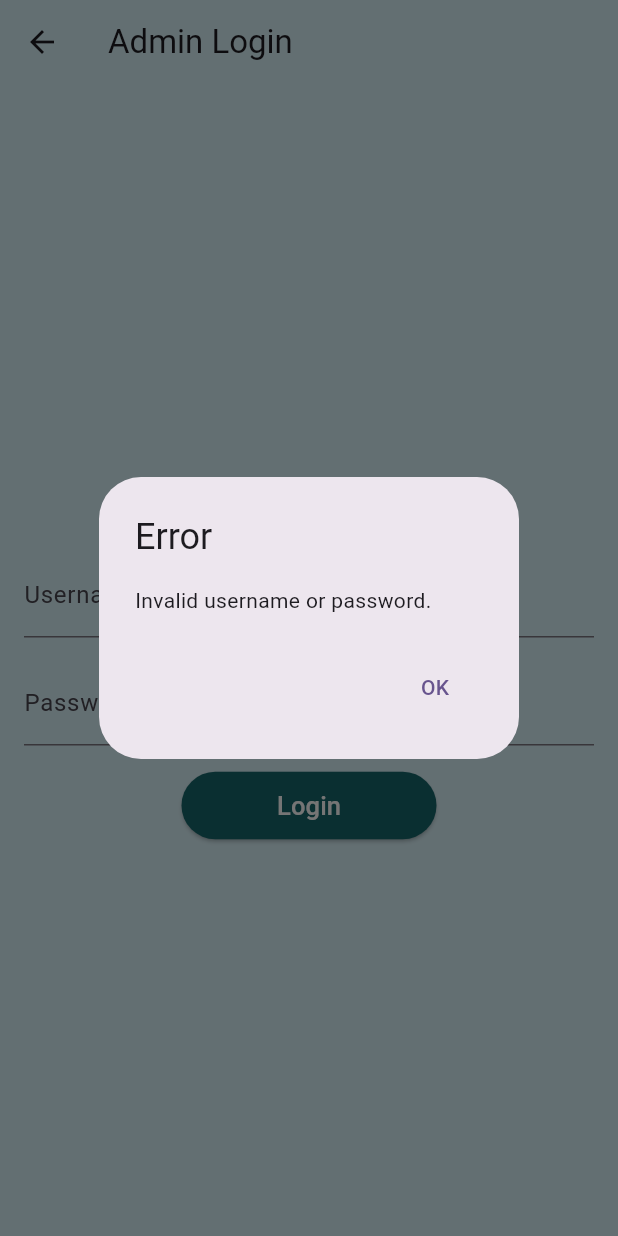
After one commit to sanikaahadap/migraine_review, a Flutter app: the AdminLoginPage screen opened directly, after a tap on "Login", on a phone screen of 412 x 824 dp. The commit adds this screen. Run offline on Flutter 3.47's test engine with Material 3 defaults, Android fonts, the phone set to English and light mode, and no system bars; our stand-ins replace cloud_firestore, file_picker, firebase_auth, firebase_core, firebase_storage, fl_chart and 3 more; accounts and stored records are empty.

Commit message:
admin login

```diff
--- /dev/null
+++ b/lib/admin_login.dart
@@ -0,0 +1,116 @@
+import 'package:flutter/material.dart';
+import 'package:neurooooo/admin_home.dart'; // Import the AdminHomePage
+
+class AdminLoginPage extends StatefulWidget {
+  const AdminLoginPage({Key? key}) : super(key: key);
+
+  @override
+  _AdminLoginPageState createState() => _AdminLoginPageState();
+}
+
+class _AdminLoginPageState extends State<AdminLoginPage> {
+  TextEditingController _usernameController = TextEditingController();
+  TextEditingController _passwordController = TextEditingController();
+
+  @override
+  Widget build(BuildContext context) {
+    return Scaffold(
+      appBar: AppBar(
+        backgroundColor: const Color(0x80B2EBF2),
+        title: const Text('Admin Login'),
+        automaticallyImplyLeading: true,
+        leading: IconButton(
+          icon: const Icon(Icons.arrow_back),
+          onPressed: () {
+            Navigator.pop(context);
+          },
+        ),
+      ),
+      body: Container(
+        color: const Color(0x80B2EBF2),
+        padding: const EdgeInsets.all(16.0),
+        child: Center(
+          child: Column(
+            mainAxisAlignment: MainAxisAlignment.center,
+            children: [
+              const Text(
+                'Admin Login',
+                style: TextStyle(
+                  fontSize: 24.0,
+                  fontWeight: FontWeight.bold,
+                  color: Color(0xFF16666B),
+                ),
+              ),
+              const SizedBox(height: 16.0),
+              // Username field
+              TextField(
+                controller: _usernameController,
+                decoration: InputDecoration(
+                  labelText: 'Username',
+                  hintText: 'Enter your username',
+                ),
+              ),
+              const SizedBox(height: 16.0),
+              // Password field
+              TextField(
+                controller: _passwordController,
+                obscureText: true,
+                decoration: InputDecoration(
+                  labelText: 'Password',
+                  hintText: 'Enter your password',
+                ),
+              ),
+              const SizedBox(height: 16.0),
+              ElevatedButton(
+                onPressed: () {
+                  // Basic authentication
+                  if (_usernameController.text == 'test_admin' &&
+                      _passwordController.text == 'admin27') {
+                    Navigator.pushReplacement( // Navigate to AdminHomePage
+                      context,
+                      MaterialPageRoute(builder: (context) => AdminHomePage()),
+                    );
+                  } else {
+                    // Show error message if credentials are incorrect
+                    showDialog(
+                      context: context,
+                      builder: (BuildContext context) {
+                        return AlertDialog(
+                          title: Text('Error'),
+                          content: Text('Invalid username or password.'),
+                          actions: <Widget>[
+                            TextButton(
+                              onPressed: () {
+                                Navigator.of(context).pop();
+                              },
+                              child: Text('OK'),
+                            ),
+                          ],
+                        );
+                      },
+                    );
+                  }
+                },
+                style: ElevatedButton.styleFrom(
+                  backgroundColor: const Color(0xFF16666B),
+                  fixedSize: const Size(170.0, 45.0),
+                ),
+                child: const Text(
+                  'Login',
+                  style: TextStyle(fontSize: 17.0, color: Colors.white),
+                ),
+              ),
+            ],
+          ),
+        ),
+      ),
+    );
+  }
+
+  @override
+  void dispose() {
+    _usernameController.dispose();
+    _passwordController.dispose();
+    super.dispose();
+  }
+}
--- /dev/null
+++ b/lib/user_service.dart
@@ -0,0 +1,18 @@
+import 'package:cloud_firestore/cloud_firestore.dart';
+import '/models/user.dart'; // Import the user model
+
+class UserService {
+  final FirebaseFirestore _firestore = FirebaseFirestore.instance;
+  final String _usersCollection = 'users'; // Change this to match your Firestore collection name
+
+  Future<List<ModelUser>> getUsers() async {
+    try {
+      QuerySnapshot querySnapshot = await _firestore.collection(_usersCollection).get();
+      List<ModelUser> users = querySnapshot.docs.map((doc) => ModelUser.fromSnap(doc)).toList();
+      return users;
+    } catch (error) {
+      print('Error fetching users: $error');
+      return []; // Return an empty list if an error occurs
+    }
+  }
+}
```
Also changed, not shown: lib/admin_home.dart (added, +63 -0 lines), lib/home.dart (+20 -20 lines).
